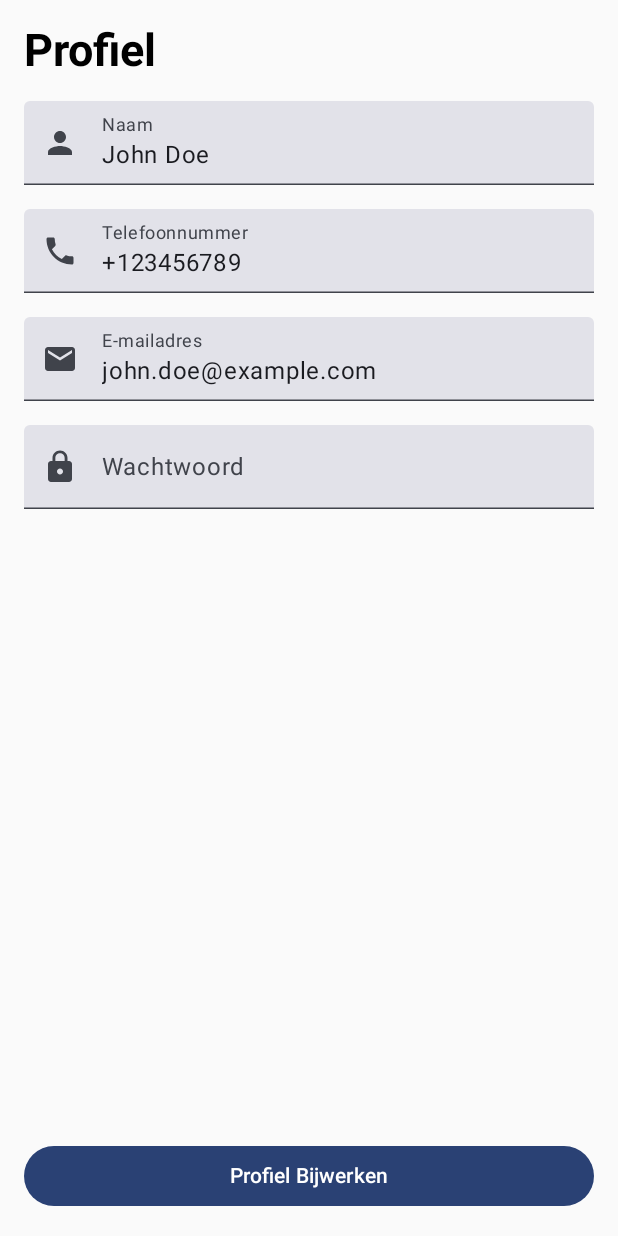
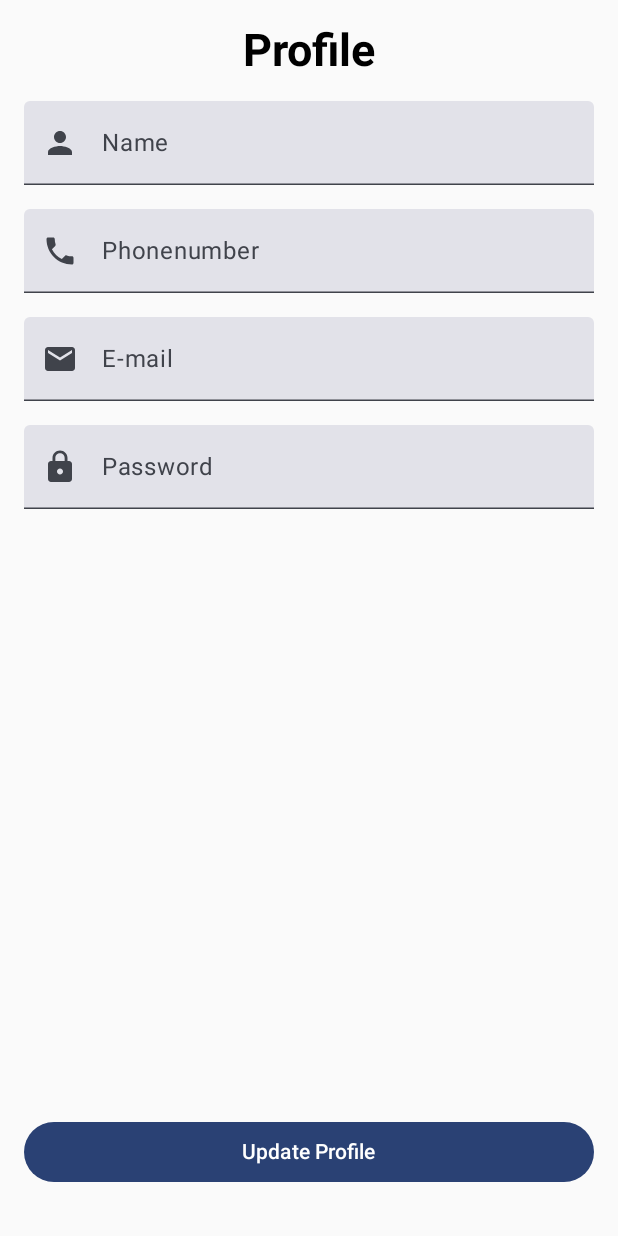
Before and after one commit to Vincenzo1337/RentMyCarAS, an Android app built with Jetpack Compose: the screen it shows after launch (MainActivity), on a phone screen of 412 x 824 dp. Run offline under Robolectric (Android 15) with nearby library versions, the phone set to English and light mode, and no system bars.

Commit message:
nieuwe wijzingen oa viewmodel

```diff
--- a/app/src/main/java/com/example/rentmycaras/screens/ProfileScreen.kt
+++ b/app/src/main/java/com/example/rentmycaras/screens/ProfileScreen.kt
@@ -9,6 +9,7 @@ import androidx.compose.material.icons.filled.Person
 import androidx.compose.material.icons.filled.Phone
 import androidx.compose.material3.*
 import androidx.compose.runtime.*
+import androidx.compose.ui.Alignment
 import androidx.compose.ui.Modifier
 import androidx.compose.ui.platform.LocalContext
 import androidx.compose.ui.text.input.KeyboardType
@@ -27,10 +28,10 @@ private val String.text: TextFieldValue
 
 @Composable
 fun ProfileScreen() {
-    var name by remember { mutableStateOf(TextFieldValue("John Doe")) }
-    var phone by remember { mutableStateOf(TextFieldValue("+123456789")) }
-    var email by remember { mutableStateOf(TextFieldValue("john.doe@example.com")) }
-    var password by remember { mutableStateOf(TextFieldValue("")) }
+    var name by remember { mutableStateOf(TextFieldValue()) }
+    var phone by remember { mutableStateOf(TextFieldValue()) }
+    var email by remember { mutableStateOf(TextFieldValue()) }
+    var password by remember { mutableStateOf(TextFieldValue()) }
 
     LocalContext.current
 
@@ -40,12 +41,14 @@ fun ProfileScreen() {
             .padding(16.dp)
     ) {
         Text(
-            text = "Profiel",
+            text = "Profile",
             style = TextStyle(
-                fontSize = 30.sp, // Pas de grootte naar wens aan
+                fontSize = 30.sp,
                 fontWeight = FontWeight.Bold
             ),
-            modifier = Modifier.padding(bottom = 16.dp)
+            modifier = Modifier
+                .padding(bottom = 16.dp)
+                .align(Alignment.CenterHorizontally)
         )
 
         TextField(
@@ -53,7 +56,7 @@ fun ProfileScreen() {
             onValueChange = {
                 name = it.text
             },
-            label = { Text("Naam") },
+            label = { Text("Name") },
             leadingIcon = { Icon(imageVector = Icons.Default.Person, contentDescription = null) },
             modifier = Modifier
                 .fillMaxWidth()
@@ -65,7 +68,7 @@ fun ProfileScreen() {
             onValueChange = {
                 phone = it.text
             },
-            label = { Text("Telefoonnummer") },
+            label = { Text("Phonenumber") },
             leadingIcon = { Icon(imageVector = Icons.Default.Phone, contentDescription = null) },
             modifier = Modifier
                 .fillMaxWidth()
@@ -77,7 +80,7 @@ fun ProfileScreen() {
             onValueChange = {
                 email = it.text
             },
-            label = { Text("E-mailadres") },
+            label = { Text("E-mail") },
             leadingIcon = { Icon(imageVector = Icons.Default.Email, contentDescription = null) },
             modifier = Modifier
                 .fillMaxWidth()
@@ -89,7 +92,7 @@ fun ProfileScreen() {
             onValueChange = {
                 password = it.text
             },
-            label = { Text("Wachtwoord") },
+            label = { Text("Password") },
             leadingIcon = { Icon(imageVector = Icons.Default.Lock, contentDescription = null) },
             visualTransformation = PasswordVisualTransformation(),
             keyboardOptions = KeyboardOptions(keyboardType = KeyboardType.Password),
@@ -100,14 +103,34 @@ fun ProfileScreen() {
 
         Button(
             onClick = {
-                // Voeg hier code toe om het profiel bij te werken
-                // Je kunt gebruik maken van de ingevoerde gegevens: name, phone, email, password
+                updateProfile(name.text.text.toString(),
+                    phone.text.text.toString(),
+                    email.text.text.toString(),
+                    password.text.text.toString()
+                )
             },
-            modifier = Modifier.fillMaxWidth()
+            modifier = Modifier
+                .fillMaxWidth()
+                .padding(bottom = 16.dp)
         ) {
-            Text("Profiel Bijwerken")
+            Text("Update Profile")
         }
+
     }
+}
+
+data class UserProfile(
+    var name: String,
+    var phone: String,
+    var email: String,
+    var password: String
+)
+
+private var userProfile by mutableStateOf(UserProfile("", "", "", ""))
+
+private fun updateProfile(name: String, phone: String, email: String, password: String) {
+    userProfile = UserProfile(name, phone, email, password)
+    println("Updated profile: $userProfile")
 }
 
 @Preview(showBackground = true)
--- /dev/null
+++ b/app/src/main/java/com/example/rentmycaras/viewmodels/ProfileViewModel.kt
@@ -0,0 +1 @@
+package com.example.rentmycaras.viewmodels
```
Also changed, not shown: app/src/main/java/com/example/rentmycaras/screens/HomeScreen.kt (+16 -0 lines), app/src/main/java/com/example/rentmycaras/screens/LoginScreen.kt (+16 -0 lines).
